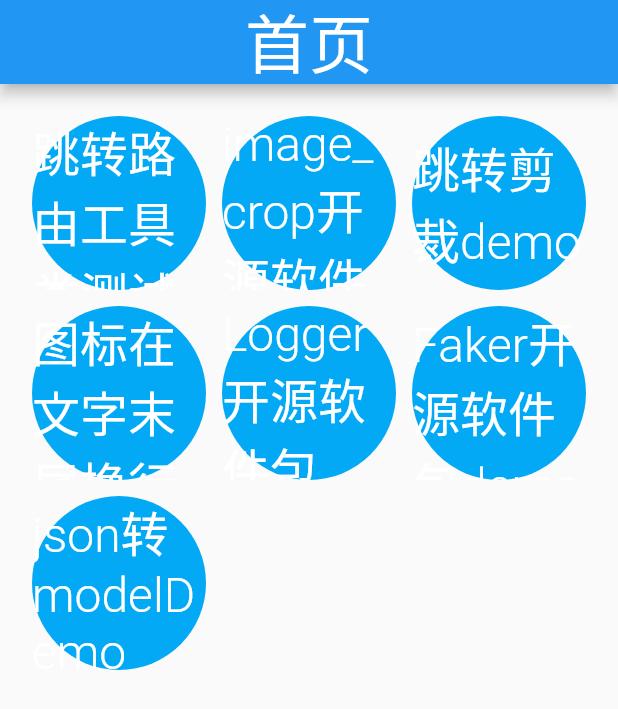
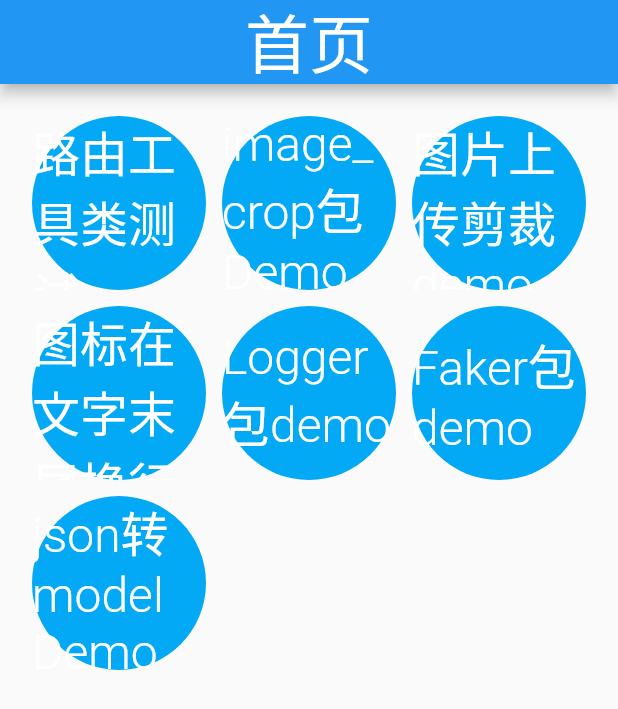
Before and after one commit to jack0-0wu/flutter_demo, a Flutter app: the screen it shows after launch, on a phone screen of 412 x 824 dp. Shown: the top 709 px of the screen. Run offline on Flutter 3.47's test engine with Material 2 defaults, Android fonts, the phone set to English and light mode, and no system bars; our stand-ins replace device_preview, faker, image_picker, logger; missing offline and left inert: image_crop.

Commit message:
代码优化  文档追加

```diff
--- a/lib/config/routers.dart
+++ b/lib/config/routers.dart
@@ -1,3 +1,4 @@
+import 'package:flutter/cupertino.dart';
 import 'package:flutter_demo/page/demo/calendar_demo/calendar_demo.dart';
 import 'package:flutter_demo/page/demo/clipping_picture/clipping_demo.dart';
 import 'package:flutter_demo/page/demo/clipping_picture/clipping_picture.dart';
@@ -12,20 +13,18 @@ import 'package:flutter_demo/page/demo/router_test/router_test2.dart';
 import 'package:flutter_demo/page/demo/widget_combination/richText_demo.dart';
 
 class Routers {
-  static List routerList = [
-    {
-      'routerTest': RouterTest(),
-      'planFromTest': PlanFromTest(),
-      'routerTest2': RouterTest2(),
-      'index': Index(),
-      'cropDemo':CropDemo(),
-      'clippingDemo':ClippingDemo(),
-      'clippingPicture':ClippingPicture(),
-      'richTextDemo':RichTextDemo(),
-      'loggerDemo':LoggerDemo(),
-      'fakerDemo':FakerDemo(),
-      'calendarDemo':CalendarDemo(),
-      'jsonToModelDemo':JsonToModelDemo()
-    }
-  ];
+  static Map<String, Widget> routerMap = {
+    'routerTest': RouterTest(),
+    'planFromTest': PlanFromTest(),
+    'routerTest2': RouterTest2(),
+    'index': Index(),
+    'cropDemo': CropDemo(),
+    'clippingDemo': ClippingDemo(),
+    'clippingPicture': ClippingPicture(),
+    'richTextDemo': RichTextDemo(),
+    'loggerDemo': LoggerDemo(),
+    'fakerDemo': FakerDemo(),
+    'calendarDemo': CalendarDemo(),
+    'jsonToModelDemo': JsonToModelDemo()
+  };
 }
--- /dev/null
+++ b/lib/config/static_resource.dart
@@ -0,0 +1,16 @@
+/// Copyright (C), 2020-2020, flutter_demo
+/// FileName: static_resource
+/// Author: Jack
+/// Date: 2020/12/5
+/// Description:
+class StaticResource {
+  static Map<String, String> demoMap = {
+    "路由工具类测试": "routerTest",
+    "image_crop包Demo": "cropDemo",
+    "图片上传剪裁demo": "clippingDemo",
+    "图标在文字末尾换行显示demo": "richTextDemo",
+    "Logger包demo": "loggerDemo",
+    "Faker包demo": "fakerDemo",
+    "json转model Demo": "jsonToModelDemo",
+  };
+}
--- a/lib/page/demo/index/index.dart
+++ b/lib/page/demo/index/index.dart
@@ -1,5 +1,6 @@
 import 'package:flutter/cupertino.dart';
 import 'package:flutter/material.dart';
+import 'package:flutter_demo/config/static_resource.dart';
 import 'package:flutter_demo/util/util.dart';
 
 class Index extends StatefulWidget {
@@ -24,53 +25,24 @@ class _IndexState extends State<Index> {
               crossAxisSpacing: 10.s,
               mainAxisSpacing: 10.s),
           children: [
-            Button(
-                text: "跳转路由工具类测试",
-                onTap: () {
-                  RouterUtil.push(context, routerName: "routerTest");
-                }),
-
+            for (String demoName in StaticResource.demoMap.keys.toList())
+              Button(
+                  text: demoName,
+                  onTap: () {
+                    RouterUtil.push(context,
+                        routerName: StaticResource.demoMap[demoName]);
+                  }),
             //需要更新
             // Button(
             //     text: "跳转ChannelTest",
             //     onTap: () {
             //       RouterUtil.push(context, routerName: "planFromTest");
             //     }),
-            Button(
-                text: "image_crop开源软件包Demo",
-                onTap: () {
-                  RouterUtil.push(context, routerName: "cropDemo");
-                }),
-            Button(
-                text: "跳转剪裁demo",
-                onTap: () {
-                  RouterUtil.push(context, routerName: "clippingDemo");
-                }),
-            Button(
-                text: "图标在文字末尾换行显示demo",
-                onTap: () {
-                  RouterUtil.push(context, routerName: "richTextDemo");
-                }),
-            Button(
-                text: "Logger开源软件包demo",
-                onTap: () {
-                  RouterUtil.push(context, routerName: "loggerDemo");
-                }),
-            Button(
-                text: "Faker开源软件包demo",
-                onTap: () {
-                  RouterUtil.push(context, routerName: "fakerDemo");
-                }),
             // Button(
             //     text: "日历控件Demo",
             //     onTap: () {
             //       RouterUtil.push(context, routerName: "calendarDemo");
             //     }),
-            Button(
-                text: "json转modelDemo",
-                onTap: () {
-                  RouterUtil.push(context, routerName: "jsonToModelDemo");
-                }),
           ],
         ),
       ),
```
Also changed, not shown: lib/util/router_util.dart (+4 -5 lines), 1 other file.
